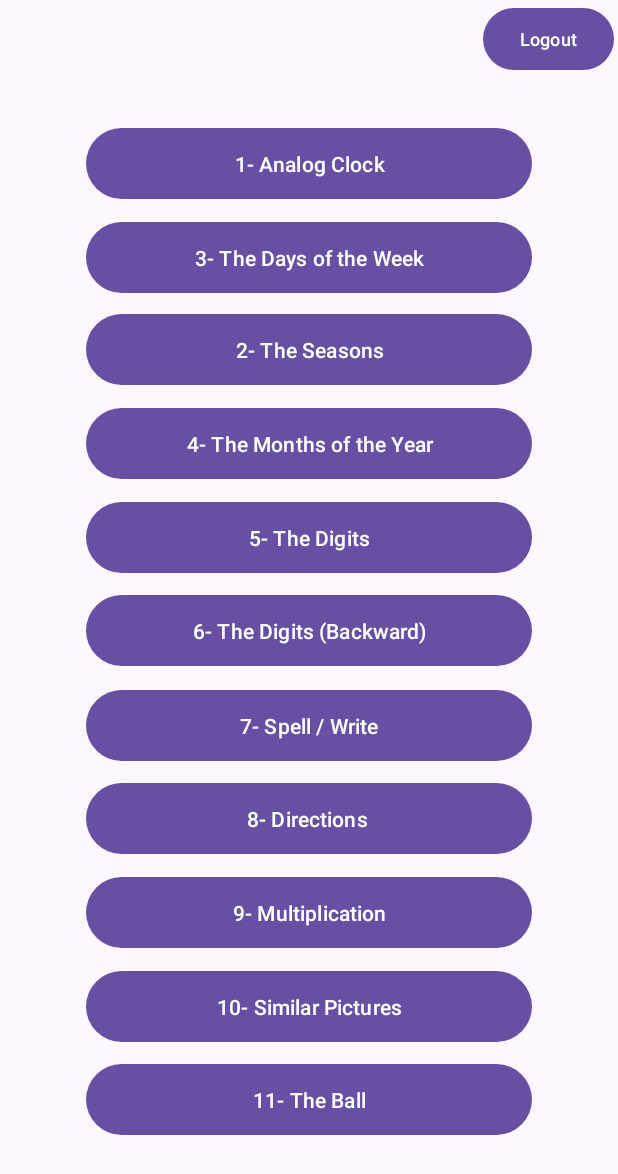
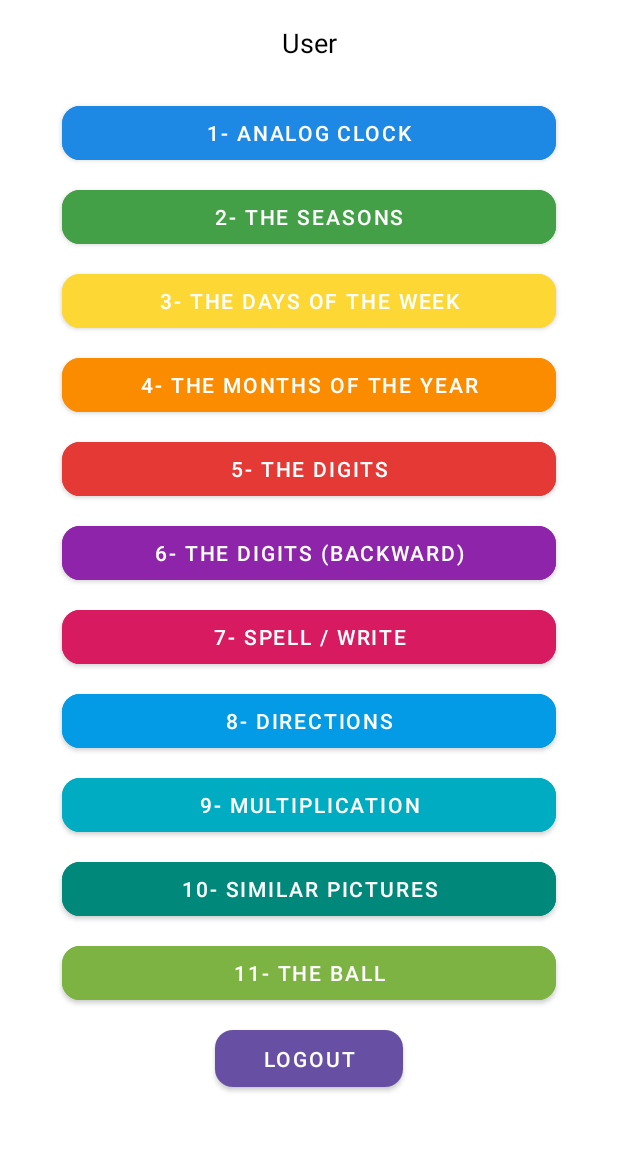
Before and after one commit to burak-ozsoy/Project2004, an Android app: the layout activity_main.xml on its own in the app's theme, with its tools: preview values and no code run, on a phone screen of 412 x 824 dp. Shown: the top 1174 px of the screen. Run offline under Robolectric (Android 15) with nearby library versions, the light colour scheme and no system bars.

Commit message:
menu & implementation changes

```diff
--- a/app/build.gradle.kts
+++ b/app/build.gradle.kts
@@ -38,6 +38,7 @@ dependencies {
     implementation("com.google.android.material:material:1.11.0")
     implementation("androidx.constraintlayout:constraintlayout:2.1.4")
     implementation("com.google.firebase:firebase-auth:22.3.1")
+    implementation ("androidx.constraintlayout:constraintlayout:2.1.4")
     testImplementation("junit:junit:4.13.2")
     androidTestImplementation("androidx.test.ext:junit:1.1.5")
     androidTestImplementation("androidx.test.espresso:espresso-core:3.5.1")
--- a/app/src/main/AndroidManifest.xml
+++ b/app/src/main/AndroidManifest.xml
@@ -24,7 +24,6 @@
             android:exported="true">
             <intent-filter>
                 <action android:name="android.intent.action.MAIN" />
-
                 <category android:name="android.intent.category.LAUNCHER" />
             </intent-filter>
         </activity>
--- a/app/src/main/java/com/example/project2004v2/Login.java
+++ b/app/src/main/java/com/example/project2004v2/Login.java
@@ -29,6 +29,7 @@ public class Login extends AppCompatActivity {
     @Override
     public void onStart() {
         super.onStart();
+        mAuth = FirebaseAuth.getInstance(); // Initialize FirebaseAuth instance here
         FirebaseUser currentUser = mAuth.getCurrentUser();
         if(currentUser != null){
             Intent  intent = new Intent(getApplicationContext(), MainActivity.class);
@@ -42,7 +43,7 @@ public class Login extends AppCompatActivity {
         super.onCreate(savedInstanceState);
         setContentView(R.layout.activity_login);
 
-        mAuth=FirebaseAuth.getInstance();
+        mAuth = FirebaseAuth.getInstance();
         editTextEmail = findViewById(R.id.email);
         editTextPassword = findViewById(R.id.password);
         buttonLogin = findViewById(R.id.btn_login);
@@ -67,10 +68,12 @@ public class Login extends AppCompatActivity {
 
                 if (TextUtils.isEmpty(email)){
                     Toast.makeText(Login.this, "Enter email", Toast.LENGTH_SHORT).show();
+                    progressBar.setVisibility(View.GONE);
                     return;
                 }
                 if (TextUtils.isEmpty(password)){
                     Toast.makeText(Login.this, "Enter password", Toast.LENGTH_SHORT).show();
+                    progressBar.setVisibility(View.GONE);
                     return;
                 }
 
@@ -80,9 +83,9 @@ public class Login extends AppCompatActivity {
                             public void onComplete(@NonNull Task<AuthResult> task) {
                                 progressBar.setVisibility(View.GONE);
                                 if (task.isSuccessful()) {
-                                    Toast.makeText(getApplicationContext(),"Login Successful",
+                                    Toast.makeText(getApplicationContext(), "Login Successful",
                                             Toast.LENGTH_SHORT).show();
-                                    Intent  intent = new Intent(getApplicationContext(), MainActivity.class);
+                                    Intent intent = new Intent(getApplicationContext(), MainActivity.class);
                                     startActivity(intent);
                                     finish();
                                 } else {
--- a/app/src/main/java/com/example/project2004v2/MainActivity.java
+++ b/app/src/main/java/com/example/project2004v2/MainActivity.java
@@ -24,9 +24,23 @@ public class MainActivity extends AppCompatActivity {
         setContentView(R.layout.activity_main);
 
         auth = FirebaseAuth.getInstance();
+        Button btnAnalogClock, btnBall, btnDays, btnDigits, btnDigitsBackward, btnDirections, btnMonths, btnMultiplication, btnSeason, btnSimilarPictures, btnSpell;
         button = findViewById(R.id.logout);
-        textView = findViewById(R.id.user_details);
+        textView = findViewById(R.id.user_details); // TextView'yi bulmayı unutmayın
         user = auth.getCurrentUser();
+
+        btnAnalogClock = findViewById(R.id.btn_analog_clock);
+        btnBall = findViewById(R.id.btn_ball);
+        btnDays = findViewById(R.id.btn_days);
+        btnDigits = findViewById(R.id.btn_digits);
+        btnDigitsBackward = findViewById(R.id.btn_digits_backward);
+        btnDirections = findViewById(R.id.btn_directions);
+        btnMonths = findViewById(R.id.btn_months);
+        btnMultiplication = findViewById(R.id.btn_multiplication);
+        btnSeason = findViewById(R.id.btn_season);
+        btnSimilarPictures = findViewById(R.id.btn_similar_pictures);
+        btnSpell = findViewById(R.id.btn_spell);
+
         if (user == null){
             Intent intent = new Intent(getApplicationContext(), Login.class);
             startActivity(intent);
@@ -35,7 +49,6 @@ public class MainActivity extends AppCompatActivity {
         else {
             textView.setText(user.getEmail());
         }
-
         btnAnalogClock.setOnClickListener(new View.OnClickListener() {
             @Override
             public void onClick(View v) {
@@ -127,7 +140,7 @@ public class MainActivity extends AppCompatActivity {
         button.setOnClickListener(new View.OnClickListener() {
             @Override
             public void onClick(View v) {
-               FirebaseAuth.getInstance().signOut();
+                FirebaseAuth.getInstance().signOut();
                 Intent intent = new Intent(getApplicationContext(), Login.class);
                 startActivity(intent);
                 finish();
--- a/app/src/main/res/layout/activity_main.xml
+++ b/app/src/main/res/layout/activity_main.xml
@@ -2,145 +2,202 @@
 <androidx.constraintlayout.widget.ConstraintLayout xmlns:android="http://schemas.android.com/apk/res/android"
     xmlns:app="http://schemas.android.com/apk/res-auto"
     xmlns:tools="http://schemas.android.com/tools"
-    android:id="@+id/linearLayout"
+    android:id="@+id/constraintLayout"
     android:layout_width="match_parent"
     android:layout_height="match_parent"
-    android:gravity="center"
+    android:background="#FFFFFF"
     tools:context=".MainActivity">
 
-    <Button
+    <TextView
+        android:id="@+id/user_details"
+        android:layout_width="wrap_content"
+        android:layout_height="wrap_content"
+        android:text="User"
+        android:textSize="18sp"
+        android:textColor="#000000"
+        app:layout_constraintTop_toTopOf="parent"
+        app:layout_constraintStart_toStartOf="parent"
+        app:layout_constraintEnd_toEndOf="parent"
+        app:layout_constraintBottom_toTopOf="@id/btn_analog_clock"
+        app:layout_constraintVertical_chainStyle="packed"
+        android:padding="16dp"
+        android:gravity="center"/>
+
+    <com.google.android.material.button.MaterialButton
+        android:id="@+id/btn_analog_clock"
+        android:layout_width="0dp"
+        android:layout_height="wrap_content"
+        android:text="1- Analog Clock"
+        android:textColor="#FFFFFF"
+        android:backgroundTint="#1E88E5"
+        app:layout_constraintTop_toBottomOf="@id/user_details"
+        app:layout_constraintStart_toStartOf="parent"
+        app:layout_constraintEnd_toEndOf="parent"
+        app:layout_constraintWidth_percent="0.8"
+        android:layout_marginTop="8dp"
+        app:cornerRadius="12dp"
+        style="@style/Widget.MaterialComponents.Button"/>
+
+    <com.google.android.material.button.MaterialButton
+        android:id="@+id/btn_season"
+        android:layout_width="0dp"
+        android:layout_height="wrap_content"
+        android:text="2- The Seasons"
+        android:textColor="#FFFFFF"
+        android:backgroundTint="#43A047"
+        app:layout_constraintTop_toBottomOf="@id/btn_analog_clock"
+        app:layout_constraintStart_toStartOf="parent"
+        app:layout_constraintEnd_toEndOf="parent"
+        app:layout_constraintWidth_percent="0.8"
+        android:layout_marginTop="8dp"
+        app:cornerRadius="12dp"
+        style="@style/Widget.MaterialComponents.Button"/>
+
+    <com.google.android.material.button.MaterialButton
+        android:id="@+id/btn_days"
+        android:layout_width="0dp"
+        android:layout_height="wrap_content"
+        android:text="3- The Days of the Week"
+        android:textColor="#FFFFFF"
+        android:backgroundTint="#FDD835"
+        app:layout_constraintTop_toBottomOf="@id/btn_season"
+        app:layout_constraintStart_toStartOf="parent"
+        app:layout_constraintEnd_toEndOf="parent"
+        app:layout_constraintWidth_percent="0.8"
+        android:layout_marginTop="8dp"
+        app:cornerRadius="12dp"
+        style="@style/Widget.MaterialComponents.Button"/>
+
+    <com.google.android.material.button.MaterialButton
+        android:id="@+id/btn_months"
+        android:layout_width="0dp"
+        android:layout_height="wrap_content"
+        android:text="4- The Months of the Year"
+        android:textColor="#FFFFFF"
+        android:backgroundTint="#FB8C00"
+        app:layout_constraintTop_toBottomOf="@id/btn_days"
+        app:layout_constraintStart_toStartOf="parent"
+        app:layout_constraintEnd_toEndOf="parent"
+        app:layout_constraintWidth_percent="0.8"
+        android:layout_marginTop="8dp"
+        app:cornerRadius="12dp"
+        style="@style/Widget.MaterialComponents.Button"/>
+
+    <com.google.android.material.button.MaterialButton
+        android:id="@+id/btn_digits"
+        android:layout_width="0dp"
+        android:layout_height="wrap_content"
+        android:text="5- The Digits"
+        android:textColor="#FFFFFF"
+        android:backgroundTint="#E53935"
+        app:layout_constraintTop_toBottomOf="@id/btn_months"
+        app:layout_constraintStart_toStartOf="parent"
+        app:layout_constraintEnd_toEndOf="parent"
+        app:layout_constraintWidth_percent="0.8"
+        android:layout_marginTop="8dp"
+        app:cornerRadius="12dp"
+        style="@style/Widget.MaterialComponents.Button"/>
+
+    <com.google.android.material.button.MaterialButton
+        android:id="@+id/btn_digits_backward"
+        android:layout_width="0dp"
+        android:layout_height="wrap_content"
+        android:text="6- The Digits (Backward)"
+        android:textColor="#FFFFFF"
+        android:backgroundTint="#8E24AA"
+        app:layout_constraintTop_toBottomOf="@id/btn_digits"
+        app:layout_constraintStart_toStartOf="parent"
+        app:layout_constraintEnd_toEndOf="parent"
+        app:layout_constraintWidth_percent="0.8"
+        android:layout_marginTop="8dp"
+        app:cornerRadius="12dp"
+        style="@style/Widget.MaterialComponents.Button"/>
+
+    <com.google.android.material.button.MaterialButton
+        android:id="@+id/btn_spell"
+        android:layout_width="0dp"
+        android:layout_height="wrap_content"
+        android:text="7- Spell / Write"
+        android:textColor="#FFFFFF"
+        android:backgroundTint="#D81B60"
+        app:layout_constraintTop_toBottomOf="@id/btn_digits_backward"
+        app:layout_constraintStart_toStartOf="parent"
+        app:layout_constraintEnd_toEndOf="parent"
+        app:layout_constraintWidth_percent="0.8"
+        android:layout_marginTop="8dp"
+        app:cornerRadius="12dp"
+        style="@style/Widget.MaterialComponents.Button"/>
+
+    <com.google.android.material.button.MaterialButton
+        android:id="@+id/btn_directions"
+        android:layout_width="0dp"
+        android:layout_height="wrap_content"
+        android:text="8- Directions"
+        android:textColor="#FFFFFF"
+        android:backgroundTint="#039BE5"
+        app:layout_constraintTop_toBottomOf="@id/btn_spell"
+        app:layout_constraintStart_toStartOf="parent"
+        app:layout_constraintEnd_toEndOf="parent"
+        app:layout_constraintWidth_percent="0.8"
+        android:layout_marginTop="8dp"
+        app:cornerRadius="12dp"
+        style="@style/Widget.MaterialComponents.Button"/>
+
+    <com.google.android.material.button.MaterialButton
+        android:id="@+id/btn_multiplication"
+        android:layout_width="0dp"
+        android:layout_height="wrap_content"
+        android:text="9- Multiplication"
+        android:textColor="#FFFFFF"
+        android:backgroundTint="#00ACC1"
+        app:layout_constraintTop_toBottomOf="@id/btn_directions"
+        app:layout_constraintStart_toStartOf="parent"
+        app:layout_constraintEnd_toEndOf="parent"
+        app:layout_constraintWidth_percent="0.8"
+        android:layout_marginTop="8dp"
+        app:cornerRadius="12dp"
+        style="@style/Widget.MaterialComponents.Button"/>
+
+    <com.google.android.material.button.MaterialButton
+        android:id="@+id/btn_similar_pictures"
+        android:layout_width="0dp"
+        android:layout_height="wrap_content"
+        android:text="10- Similar Pictures"
+        android:textColor="#FFFFFF"
+        android:backgroundTint="#00897B"
+        app:layout_constraintTop_toBottomOf="@id/btn_multiplication"
+        app:layout_constraintStart_toStartOf="parent"
+        app:layout_constraintEnd_toEndOf="parent"
+        app:layout_constraintWidth_percent="0.8"
+        android:layout_marginTop="8dp"
+        app:cornerRadius="12dp"
+        style="@style/Widget.MaterialComponents.Button"/>
+
+    <com.google.android.material.button.MaterialButton
+        android:id="@+id/btn_ball"
+        android:layout_width="0dp"
+        android:layout_height="wrap_content"
+        android:text="11- The Ball"
+        android:textColor="#FFFFFF"
+        android:backgroundTint="#7CB342"
+        app:layout_constraintTop_toBottomOf="@id/btn_similar_pictures"
+        app:layout_constraintStart_toStartOf="parent"
+        app:layout_constraintEnd_toEndOf="parent"
+        app:layout_constraintWidth_percent="0.8"
+        android:layout_marginTop="8dp"
+        app:cornerRadius="12dp"
+        style="@style/Widget.MaterialComponents.Button"/>
+
+    <com.google.android.material.button.MaterialButton
         android:id="@+id/logout"
-        android:layout_width="87dp"
-        android:layout_height="49dp"
-        android:text="@string/logout"
-        android:textSize="12sp"
-        app:layout_constraintBottom_toBottomOf="parent"
-        app:layout_constraintEnd_toEndOf="parent"
-        app:layout_constraintHorizontal_bias="0.991"
-        app:layout_constraintStart_toStartOf="parent"
-        app:layout_constraintTop_toTopOf="parent"
-        app:layout_constraintVertical_bias="0.002" />
-
-    <Button
-        android:id="@+id/btn_ball"
-        android:layout_width="297dp"
-        android:layout_height="55dp"
-        android:text="11- The Ball"
-        app:layout_constraintBottom_toBottomOf="parent"
+        style="@style/Widget.MaterialComponents.Button"
+        android:layout_width="125dp"
+        android:layout_height="50dp"
+        android:layout_marginTop="8dp"
+        android:text="Logout"
+        app:cornerRadius="12dp"
         app:layout_constraintEnd_toEndOf="parent"
         app:layout_constraintStart_toStartOf="parent"
-        app:layout_constraintTop_toTopOf="parent"
-        app:layout_constraintVertical_bias="0.918" />
-
-    <Button
-        android:id="@+id/btn_similar_pictures"
-        android:layout_width="297dp"
-        android:layout_height="55dp"
-        android:text="10- Similar Pictures"
-        app:layout_constraintBottom_toBottomOf="parent"
-        app:layout_constraintEnd_toEndOf="parent"
-        app:layout_constraintStart_toStartOf="parent"
-        app:layout_constraintTop_toTopOf="parent"
-        app:layout_constraintVertical_bias="0.837" />
-
-    <Button
-        android:id="@+id/btn_multiplicaiton"
-        android:layout_width="297dp"
-        android:layout_height="55dp"
-        android:text="9- Multiplication"
-        app:layout_constraintBottom_toBottomOf="parent"
-        app:layout_constraintEnd_toEndOf="parent"
-        app:layout_constraintStart_toStartOf="parent"
-        app:layout_constraintTop_toTopOf="parent"
-        app:layout_constraintVertical_bias="0.755" />
-
-    <Button
-        android:id="@+id/btn_directions"
-        android:layout_width="297dp"
-        android:layout_height="55dp"
-        android:text="8- Directions "
-        app:layout_constraintBottom_toBottomOf="parent"
-        app:layout_constraintEnd_toEndOf="parent"
-        app:layout_constraintStart_toStartOf="parent"
-        app:layout_constraintTop_toTopOf="parent"
-        app:layout_constraintVertical_bias="0.674" />
-
-    <Button
-        android:id="@+id/btn_spell"
-        android:layout_width="297dp"
-        android:layout_height="55dp"
-        android:text="7- Spell / Write"
-        app:layout_constraintBottom_toBottomOf="parent"
-        app:layout_constraintEnd_toEndOf="parent"
-        app:layout_constraintStart_toStartOf="parent"
-        app:layout_constraintTop_toTopOf="parent"
-        app:layout_constraintVertical_bias="0.593" />
-
-    <Button
-        android:id="@+id/btn_digits_backward"
-        android:layout_width="297dp"
-        android:layout_height="55dp"
-        android:text="6- The Digits (Backward)"
-        app:layout_constraintBottom_toBottomOf="parent"
-        app:layout_constraintEnd_toEndOf="parent"
-        app:layout_constraintStart_toStartOf="parent"
-        app:layout_constraintTop_toTopOf="parent"
-        app:layout_constraintVertical_bias="0.511" />
-
-    <Button
-        android:id="@+id/btn_digits"
-        android:layout_width="297dp"
-        android:layout_height="55dp"
-        android:text="5- The Digits"
-        app:layout_constraintBottom_toBottomOf="parent"
-        app:layout_constraintEnd_toEndOf="parent"
-        app:layout_constraintStart_toStartOf="parent"
-        app:layout_constraintTop_toTopOf="parent"
-        app:layout_constraintVertical_bias="0.43" />
-
-    <Button
-        android:id="@+id/btn_months"
-        android:layout_width="297dp"
-        android:layout_height="55dp"
-        android:text="4- The Months of the Year"
-        app:layout_constraintBottom_toBottomOf="parent"
-        app:layout_constraintEnd_toEndOf="parent"
-        app:layout_constraintStart_toStartOf="parent"
-        app:layout_constraintTop_toTopOf="parent"
-        app:layout_constraintVertical_bias="0.349" />
-
-    <Button
-        android:id="@+id/btn_days"
-        android:layout_width="297dp"
-        android:layout_height="55dp"
-        android:text="3- The Days of the Week"
-        app:layout_constraintBottom_toBottomOf="parent"
-        app:layout_constraintEnd_toEndOf="parent"
-        app:layout_constraintStart_toStartOf="parent"
-        app:layout_constraintTop_toTopOf="parent"
-        app:layout_constraintVertical_bias="0.187" />
-
-    <Button
-        android:id="@+id/btn_season"
-        android:layout_width="297dp"
-        android:layout_height="55dp"
-        android:text="2- The Seasons"
-        app:layout_constraintBottom_toBottomOf="parent"
-        app:layout_constraintEnd_toEndOf="parent"
-        app:layout_constraintStart_toStartOf="parent"
-        app:layout_constraintTop_toTopOf="parent"
-        app:layout_constraintVertical_bias="0.267" />
-
-    <Button
-        android:id="@+id/btn_analog_clock"
-        android:layout_width="297dp"
-        android:layout_height="55dp"
-        android:text="1- Analog Clock"
-        app:layout_constraintBottom_toBottomOf="parent"
-        app:layout_constraintEnd_toEndOf="parent"
-        app:layout_constraintStart_toStartOf="parent"
-        app:layout_constraintTop_toTopOf="parent"
-        app:layout_constraintVertical_bias="0.106" />
-
-
+        app:layout_constraintTop_toBottomOf="@id/btn_ball"
+        app:layout_constraintWidth_percent="0.8" />
 </androidx.constraintlayout.widget.ConstraintLayout>
--- a/app/src/main/res/values/colors.xml
+++ b/app/src/main/res/values/colors.xml
@@ -2,4 +2,8 @@
 <resources>
     <color name="black">#FF000000</color>
     <color name="white">#FFFFFFFF</color>
+    <color name="colorPrimary">#6200EE</color>
+    <color name="colorPrimaryDark">#3700B3</color>
+    <color name="colorAccent">#03DAC5</color>
+    <color name="colorAccentDark">#018786</color>
 </resources>
--- /dev/null
+++ b/app/src/main/res/values/styles.xml
@@ -0,0 +1,15 @@
+<resources>
+    <!-- Base application theme. -->
+    <style name="AppTheme" parent="Theme.MaterialComponents.Light.NoActionBar">
+        <!-- Customize your theme here. -->
+        <item name="colorPrimary">@color/colorPrimary</item>
+        <item name="colorPrimaryVariant">@color/colorPrimaryDark</item>
+        <item name="colorOnPrimary">@android:color/white</item>
+        <item name="colorSecondary">@color/colorAccent</item>
+        <item name="colorSecondaryVariant">@color/colorAccentDark</item>
+        <item name="colorOnSecondary">@android:color/white</item>
+        <item name="android:windowBackground">@android:color/white</item>
+        <item name="android:statusBarColor">@color/colorPrimaryDark</item>
+        <item name="android:colorAccent">@color/colorAccent</item>
+    </style>
+</resources>
```
